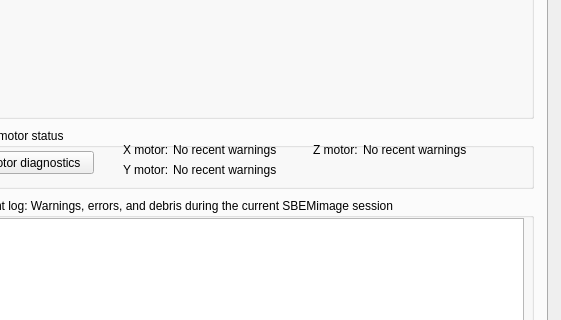
Old version of the form gui/viewport.ui in the repository SBEMimage/SBEMimage; both pictures show x 489 to 1050 and y 518 to 838 of the 1050 by 950 pixel window.
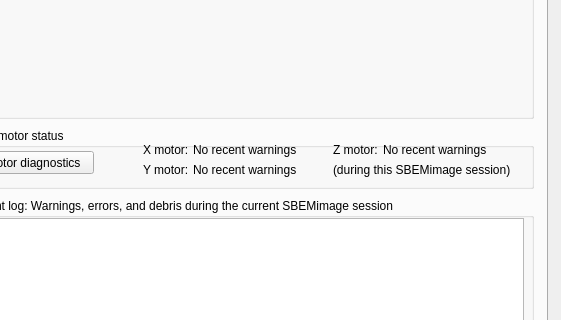
New version of the form. The open tabs and pages were chosen to show the change.

Commit message: Show recent motor warnings/errors in acquisition monitor tab

The edit to the form file:
```diff
--- a/gui/viewport.ui
+++ b/gui/viewport.ui
@@ -801,7 +801,7 @@
      <widget class="QLabel" name="label">
       <property name="geometry">
        <rect>
-        <x>160</x>
+        <x>180</x>
         <y>14</y>
         <width>51</width>
         <height>16</height>
@@ -814,7 +814,7 @@
      <widget class="QLabel" name="label_2">
       <property name="geometry">
        <rect>
-        <x>160</x>
+        <x>180</x>
         <y>34</y>
         <width>51</width>
         <height>16</height>
@@ -840,9 +840,9 @@
      <widget class="QLabel" name="label_3">
       <property name="geometry">
        <rect>
-        <x>210</x>
+        <x>230</x>
         <y>14</y>
-        <width>121</width>
+        <width>131</width>
         <height>16</height>
        </rect>
       </property>
@@ -853,9 +853,9 @@
      <widget class="QLabel" name="label_8">
       <property name="geometry">
        <rect>
-        <x>210</x>
+        <x>230</x>
         <y>34</y>
-        <width>121</width>
+        <width>131</width>
         <height>16</height>
        </rect>
       </property>
@@ -866,7 +866,7 @@
      <widget class="QLabel" name="label_9">
       <property name="geometry">
        <rect>
-        <x>350</x>
+        <x>370</x>
         <y>14</y>
         <width>51</width>
         <height>16</height>
@@ -876,17 +876,30 @@
        <string>Z motor:</string>
       </property>
      </widget>
+     <widget class="QLabel" name="label_zMotorStatus">
+      <property name="geometry">
+       <rect>
+        <x>420</x>
+        <y>14</y>
+        <width>141</width>
+        <height>16</height>
+       </rect>
+      </property>
+      <property name="text">
+       <string>No recent warnings</string>
+      </property>
+     </widget>
      <widget class="QLabel" name="label_10">
       <property name="geometry">
        <rect>
-        <x>400</x>
-        <y>14</y>
-        <width>151</width>
+        <x>370</x>
+        <y>34</y>
+        <width>181</width>
         <height>16</height>
        </rect>
       </property>
       <property name="text">
-       <string>No recent warnings</string>
+       <string>(during this SBEMimage session)</string>
       </property>
      </widget>
     </widget>
```
Left out of the diff: 4 changed lines with no effect on the pictures. The commit also changes 2 other files.
